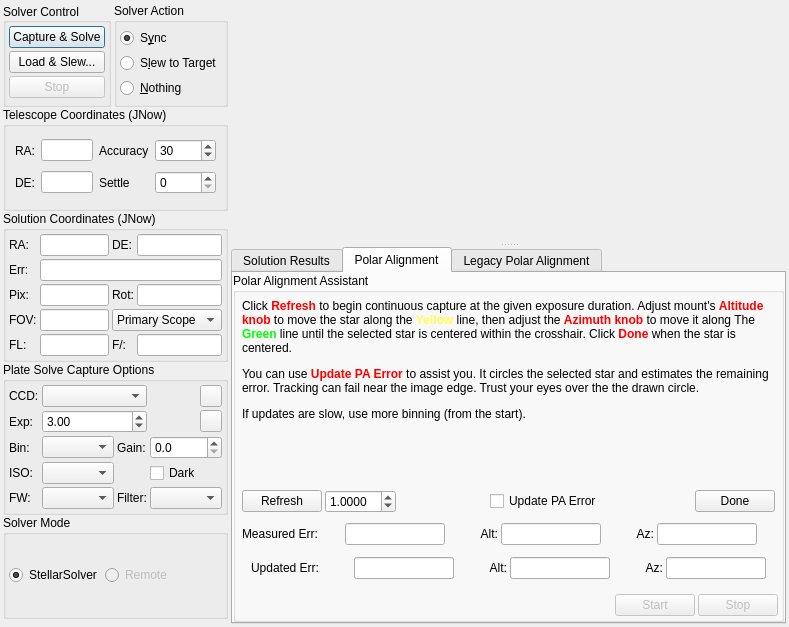
Qt form kstars/ekos/align/align.ui (KDE/kstars) before a commit.
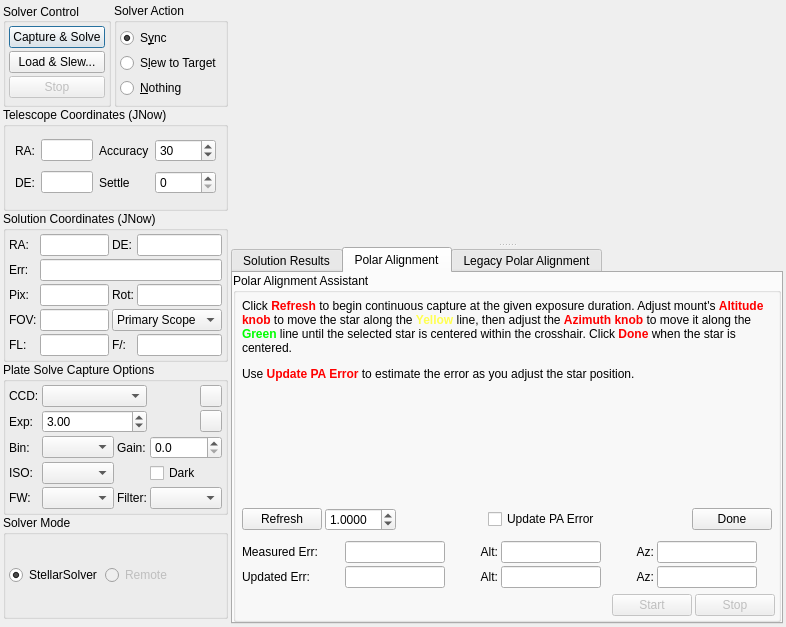
The same form after that commit. The open tabs and pages were chosen to show the change. Custom widgets are drawn as their Qt base class.

Commit message: Simplify PAA messages

```diff
--- a/kstars/ekos/align/align.ui
+++ b/kstars/ekos/align/align.ui
@@ -6,7 +6,7 @@
    <rect>
     <x>0</x>
     <y>0</y>
-    <width>724</width>
+    <width>786</width>
     <height>627</height>
    </rect>
   </property>
@@ -1515,7 +1515,7 @@
                <item>
                 <widget class="QLabel" name="refreshText">
                  <property name="text">
-                  <string>&lt;html&gt;&lt;head/&gt;&lt;body&gt;&lt;p&gt;Click &lt;span style=&quot; font-weight:600; color:#ff0000;&quot;&gt;Refresh&lt;/span&gt; to begin continuous capture at the given exposure duration. Adjust mount's &lt;span style=&quot; font-weight:600; color:#ff0000;&quot;&gt;Altitude knob&lt;/span&gt; to move the star along the &lt;span style=&quot; font-weight:600; color:#ffff50;&quot;&gt;Yellow&lt;/span&gt; line, then adjust the &lt;span style=&quot; font-weight:600; color:#ff0000;&quot;&gt;Azimuth knob&lt;/span&gt; to move it along The &lt;span style=&quot; font-weight:600; color:#00ff00;&quot;&gt;Green&lt;/span&gt; line until the selected star is centered within the crosshair. Click &lt;span style=&quot; font-weight:600; color:#ff0000;&quot;&gt;Done&lt;/span&gt; when the star is centered.&lt;/p&gt; &lt;p&gt;You can use &lt;span style=&quot; font-weight:600; color:#ff0000;&quot;&gt;Update PA Error&lt;/span&gt; to assist you. It circles the selected star and estimates the remaining error. Tracking can fail near the image edge. Trust your eyes over the the drawn circle.&lt;/p&gt;&lt;p&gt;If updates are slow, use more binning (from the start).&lt;/p&gt;      &lt;/body&gt;&lt;/html&gt;</string>
+                  <string>&lt;html&gt;&lt;head/&gt;&lt;body&gt;&lt;p&gt;Click &lt;span style=&quot; font-weight:600; color:#ff0000;&quot;&gt;Refresh&lt;/span&gt; to begin continuous capture at the given exposure duration. Adjust mount's &lt;span style=&quot; font-weight:600; color:#ff0000;&quot;&gt;Altitude knob&lt;/span&gt; to move the star along the &lt;span style=&quot; font-weight:600; color:#ffff50;&quot;&gt;Yellow&lt;/span&gt; line, then adjust the &lt;span style=&quot; font-weight:600; color:#ff0000;&quot;&gt;Azimuth knob&lt;/span&gt; to move it along the &lt;span style=&quot; font-weight:600; color:#00ff00;&quot;&gt;Green&lt;/span&gt; line until the selected star is centered within the crosshair. Click &lt;span style=&quot; font-weight:600; color:#ff0000;&quot;&gt;Done&lt;/span&gt; when the star is centered.&lt;/p&gt;&lt;p&gt;Use &lt;span style=&quot; font-weight:600; color:#ff0000;&quot;&gt;Update PA Error&lt;/span&gt; to estimate the error as you adjust the star position.&lt;/p&gt;&lt;/body&gt;&lt;/html&gt;</string>
                  </property>
                  <property name="wordWrap">
                   <bool>true</bool>
@@ -1789,7 +1789,6 @@
                 </layout>
                </item>
                <item>
-                <widget class="QWidget" name="PAHUpdatedErrorLine">
                  <layout class="QHBoxLayout" name="PAHUpdatedErrorLineLayout">
                   <property name="spacing">
                    <number>3</number>
@@ -1946,7 +1945,6 @@
                    </spacer>
                   </item>
                  </layout>
-                </widget>
                </item>
               </layout>
              </widget>
```
Left out of the diff: 44 changed lines with no effect on the pictures. Lines whose indentation alone changed are shown as unchanged.
